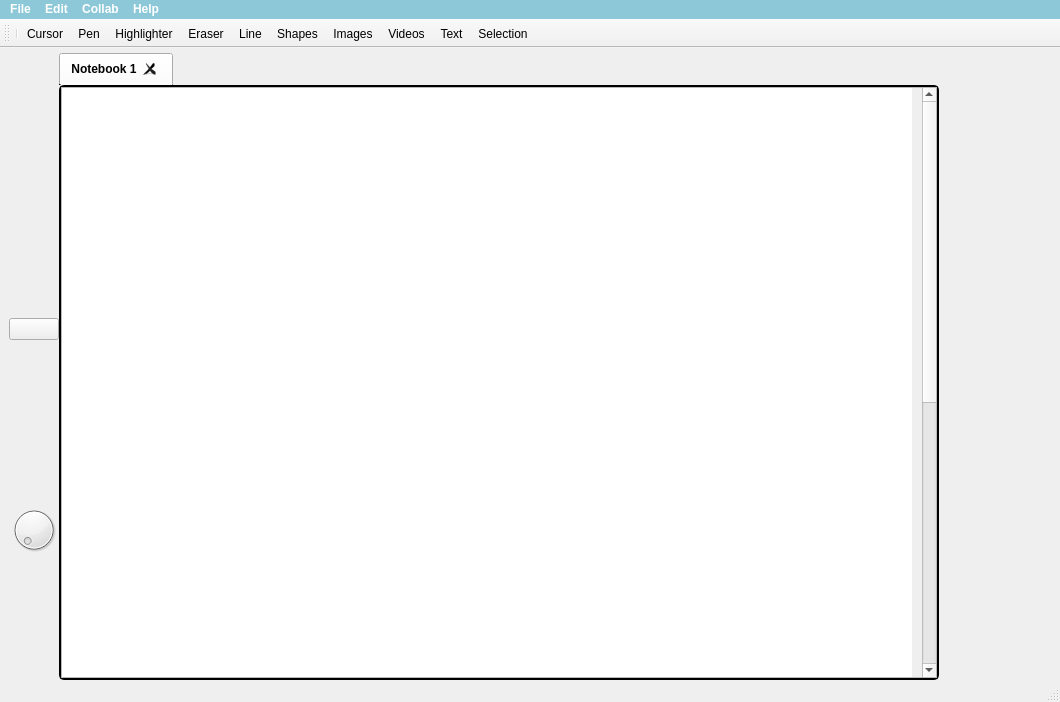
Qt form WhiteboardApplication/UI/board.ui (cis3296f24/01-BestNotes) before a commit.
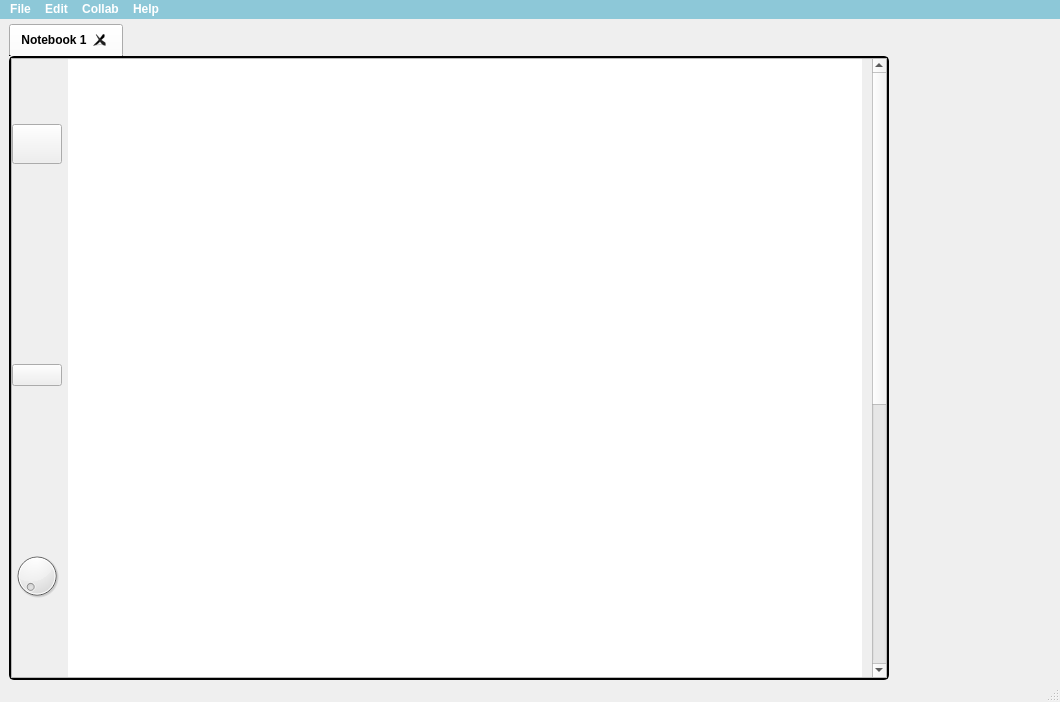
The same form after that commit. Icons and pictures are not drawn.

Commit message: Added button for pen color change

```diff
--- a/WhiteboardApplication/UI/board.ui
+++ b/WhiteboardApplication/UI/board.ui
@@ -26,7 +26,7 @@
    <property name="styleSheet">
     <string notr="true"/>
    </property>
-   <layout class="QHBoxLayout" name="horizontalLayout" stretch="0,94,0,0">
+   <layout class="QHBoxLayout" name="horizontalLayout" stretch="94,0,0">
     <property name="spacing">
      <number>0</number>
     </property>
@@ -40,6 +40,134 @@
      <number>0</number>
     </property>
     <item>
+     <widget class="QTabWidget" name="tabWidget">
+      <property name="minimumSize">
+       <size>
+        <width>880</width>
+        <height>0</height>
+       </size>
+      </property>
+      <property name="maximumSize">
+       <size>
+        <width>850</width>
+        <height>16777215</height>
+       </size>
+      </property>
+      <property name="font">
+       <font>
+        <family>Yu Gothic UI</family>
+        <bold>true</bold>
+       </font>
+      </property>
+      <property name="styleSheet">
+       <string notr="true">QTabBar::close-button {
+    image: url(:Tools/close.png);
+	margin-left: 7px;
+	margin-top: 7px;
+	margin-bottom: 5px
+}
+QTabWidget::pane{
+	border: 2px solid;
+	border-radius: 5px;
+}
+
+QTabBar{
+	border-top-right-radius: 10px;
+	border-top-left-radius: 10px;
+	border: 2px solid;
+}
+</string>
+      </property>
+      <property name="currentIndex">
+       <number>0</number>
+      </property>
+      <property name="tabsClosable">
+       <bool>true</bool>
+      </property>
+      <property name="movable">
+       <bool>true</bool>
+      </property>
+      <widget class="QWidget" name="notebook_1">
+       <property name="minimumSize">
+        <size>
+         <width>850</width>
+         <height>0</height>
+        </size>
+       </property>
+       <property name="styleSheet">
+        <string notr="true"/>
+       </property>
+       <attribute name="title">
+        <string>Notebook 1</string>
+       </attribute>
+       <layout class="QGridLayout" name="gridLayout">
+        <property name="leftMargin">
+         <number>0</number>
+        </property>
+        <property name="topMargin">
+         <number>0</number>
+        </property>
+        <property name="rightMargin">
+         <number>0</number>
+        </property>
+        <property name="bottomMargin">
+         <number>0</number>
+        </property>
+        <item row="0" column="0">
+         <widget class="QScrollArea" name="scrollArea_2">
+          <property name="minimumSize">
+           <size>
+            <width>0</width>
+            <height>0</height>
+           </size>
+          </property>
+          <property name="verticalScrollBarPolicy">
+           <enum>Qt::ScrollBarPolicy::ScrollBarAsNeeded</enum>
+          </property>
+          <property name="horizontalScrollBarPolicy">
+           <enum>Qt::ScrollBarPolicy::ScrollBarAsNeeded</enum>
+          </property>
+          <property name="sizeAdjustPolicy">
+           <enum>QAbstractScrollArea::SizeAdjustPolicy::AdjustIgnored</enum>
+          </property>
+          <property name="widgetResizable">
+           <bool>true</bool>
+          </property>
+          <widget class="QWidget" name="scrollAreaWidgetContents_3">
+           <property name="geometry">
+            <rect>
+             <x>0</x>
+             <y>0</y>
+             <width>850</width>
+             <height>1100</height>
+            </rect>
+           </property>
+           <property name="minimumSize">
+            <size>
+             <width>850</width>
+             <height>1100</height>
+            </size>
+           </property>
+           <property name="maximumSize">
+            <size>
+             <width>850</width>
+             <height>1100</height>
+            </size>
+           </property>
+           <layout class="QHBoxLayout" name="horizontalLayout_2">
+            <property name="leftMargin">
+             <number>0</number>
+            </property>
+            <property name="topMargin">
+             <number>0</number>
+            </property>
+            <property name="rightMargin">
+             <number>0</number>
+            </property>
+            <property name="bottomMargin">
+             <number>0</number>
+            </property>
+            <item>
      <widget class="QWidget" name="w_Tools" native="true">
       <property name="maximumSize">
        <size>
@@ -104,6 +232,48 @@
          </property>
         </widget>
        </item>
+               <item>
+                <widget class="QPushButton" name="tb_colorPen">
+                 <property name="minimumSize">
+                  <size>
+                   <width>0</width>
+                   <height>40</height>
+                  </size>
+                 </property>
+                 <property name="maximumSize">
+                  <size>
+                   <width>60</width>
+                   <height>60</height>
+                  </size>
+                 </property>
+                 <property name="styleSheet">
+                  <string notr="true">QToolButton {
+    border: none;
+	background: transparent;
+}
+QToolButton:hover {
+	background-color: rgb(141, 200, 216);
+	border-radius: 15px;
+}</string>
+                 </property>
+                 <property name="text">
+                  <string/>
+                 </property>
+                 <property name="icon">
+                  <iconset resource="../../Icons/Icons.qrc">
+                   <normaloff>:/Tools/colorPen.png</normaloff>:/Tools/colorPen.png</iconset>
+                 </property>
+                 <property name="iconSize">
+                  <size>
+                   <width>25</width>
+                   <height>25</height>
+                  </size>
+                 </property>
+                 <property name="checkable">
+                  <bool>true</bool>
+                 </property>
+                </widget>
+               </item>
        <item>
         <widget class="QToolButton" name="tb_Pen">
          <property name="minimumSize">
@@ -621,134 +791,6 @@
      </widget>
     </item>
     <item>
-     <widget class="QTabWidget" name="tabWidget">
-      <property name="minimumSize">
-       <size>
-        <width>880</width>
-        <height>0</height>
-       </size>
-      </property>
-      <property name="maximumSize">
-       <size>
-        <width>850</width>
-        <height>16777215</height>
-       </size>
-      </property>
-      <property name="font">
-       <font>
-        <family>Yu Gothic UI</family>
-        <bold>true</bold>
-       </font>
-      </property>
-      <property name="styleSheet">
-       <string notr="true">QTabBar::close-button {
-    image: url(:Tools/close.png);
-	margin-left: 7px;
-	margin-top: 7px;
-	margin-bottom: 5px
-}
-QTabWidget::pane{
-	border: 2px solid;
-	border-radius: 5px;
-}
-
-QTabBar{
-	border-top-right-radius: 10px;
-	border-top-left-radius: 10px;
-	border: 2px solid;
-}
-</string>
-      </property>
-      <property name="currentIndex">
-       <number>0</number>
-      </property>
-      <property name="tabsClosable">
-       <bool>true</bool>
-      </property>
-      <property name="movable">
-       <bool>true</bool>
-      </property>
-      <widget class="QWidget" name="notebook_1">
-       <property name="minimumSize">
-        <size>
-         <width>850</width>
-         <height>0</height>
-        </size>
-       </property>
-       <property name="styleSheet">
-        <string notr="true"/>
-       </property>
-       <attribute name="title">
-        <string>Notebook 1</string>
-       </attribute>
-       <layout class="QGridLayout" name="gridLayout">
-        <property name="leftMargin">
-         <number>0</number>
-        </property>
-        <property name="topMargin">
-         <number>0</number>
-        </property>
-        <property name="rightMargin">
-         <number>0</number>
-        </property>
-        <property name="bottomMargin">
-         <number>0</number>
-        </property>
-        <item row="0" column="0">
-         <widget class="QScrollArea" name="scrollArea_2">
-          <property name="minimumSize">
-           <size>
-            <width>0</width>
-            <height>0</height>
-           </size>
-          </property>
-          <property name="verticalScrollBarPolicy">
-           <enum>Qt::ScrollBarPolicy::ScrollBarAsNeeded</enum>
-          </property>
-          <property name="horizontalScrollBarPolicy">
-           <enum>Qt::ScrollBarPolicy::ScrollBarAsNeeded</enum>
-          </property>
-          <property name="sizeAdjustPolicy">
-           <enum>QAbstractScrollArea::SizeAdjustPolicy::AdjustIgnored</enum>
-          </property>
-          <property name="widgetResizable">
-           <bool>true</bool>
-          </property>
-          <widget class="QWidget" name="scrollAreaWidgetContents_3">
-           <property name="geometry">
-            <rect>
-             <x>0</x>
-             <y>0</y>
-             <width>850</width>
-             <height>1100</height>
-            </rect>
-           </property>
-           <property name="minimumSize">
-            <size>
-             <width>850</width>
-             <height>1100</height>
-            </size>
-           </property>
-           <property name="maximumSize">
-            <size>
-             <width>850</width>
-             <height>1100</height>
-            </size>
-           </property>
-           <layout class="QHBoxLayout" name="horizontalLayout_2">
-            <property name="leftMargin">
-             <number>0</number>
-            </property>
-            <property name="topMargin">
-             <number>0</number>
-            </property>
-            <property name="rightMargin">
-             <number>0</number>
-            </property>
-            <property name="bottomMargin">
-             <number>0</number>
-            </property>
-            <item>
              <widget class="QGraphicsView" name="gv_Canvas">
               <property name="sizePolicy">
                <sizepolicy hsizetype="Minimum" vsizetype="Expanding">
@@ -875,37 +917,6 @@
    <addaction name="menuHelp"/>
   </widget>
   <widget class="QStatusBar" name="statusbar"/>
-  <widget class="QToolBar" name="tb_toolbar_main_window">
-   <property name="enabled">
-    <bool>true</bool>
-   </property>
-   <property name="mouseTracking">
-    <bool>true</bool>
-   </property>
-   <property name="windowTitle">
-    <string>toolBar</string>
-   </property>
-   <property name="autoFillBackground">
-    <bool>true</bool>
-   </property>
-   <attribute name="toolBarArea">
-    <enum>TopToolBarArea</enum>
-   </attribute>
-   <attribute name="toolBarBreak">
-    <bool>false</bool>
-   </attribute>
-   <addaction name="separator"/>
-   <addaction name="toolbar_actionCursor"/>
-   <addaction name="toolbar_actionPen"/>
-   <addaction name="toolbar_actionHighlighter"/>
-   <addaction name="toolbar_actionEraser"/>
-   <addaction name="toolbar_actionLine"/>
-   <addaction name="toolbar_actionShapes"/>
-   <addaction name="toolbar_actionImages"/>
-   <addaction name="toolbar_actionVideos"/>
-   <addaction name="toolbar_actionText"/>
-   <addaction name="toolbar_actionSelection"/>
-  </widget>
   <action name="actionOpen">
    <property name="text">
     <string>Open</string>
```
Left out of the diff: 16 changed lines with no effect on the pictures. Lines whose indentation alone changed are shown as unchanged. The commit also changes 6 other files.
